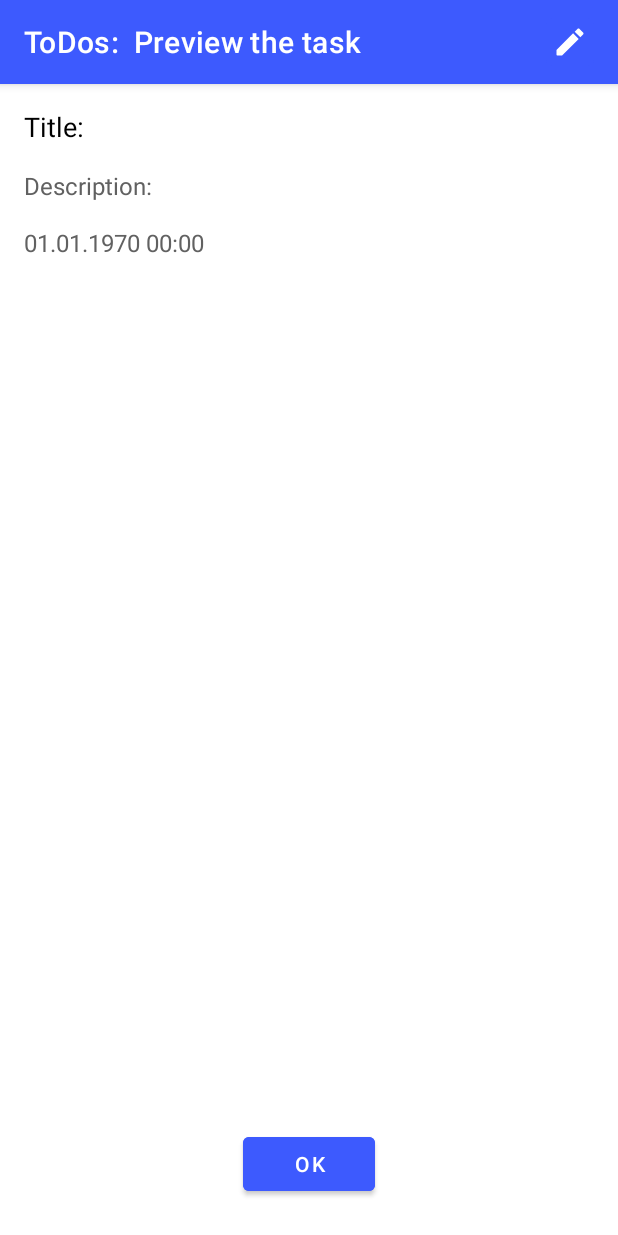
After one commit to dkozykowski/ToDos, an Android app: the PreviewTaskActivity screen opened directly, with no data from a screen before it, on a phone screen of 412 x 824 dp. The commit adds this screen. Run offline under Robolectric (Android 15) with nearby library versions, the phone set to English and light mode, and no system bars; our stand-ins replace data binding; 4 statements that could not run were skipped.

Commit message:
created task preview feature

```diff
--- a/app/src/main/java/com/gmail/dkozykowski/ItemListView.kt
+++ b/app/src/main/java/com/gmail/dkozykowski/ItemListView.kt
@@ -1,12 +1,16 @@
 package com.gmail.dkozykowski
 
+import android.app.Activity
 import android.content.Context
+import android.content.Intent
 import android.util.AttributeSet
 import android.view.LayoutInflater
 import android.view.ViewGroup
 import android.widget.FrameLayout
+import androidx.core.content.ContextCompat.startActivity
 import com.gmail.dkozykowski.data.model.Task
 import com.gmail.dkozykowski.databinding.ViewTaskItemBinding
+
 
 class ItemListView(context: Context, attributeSet: AttributeSet? = null) :
     FrameLayout(context, attributeSet) {
@@ -25,7 +29,7 @@ class ItemListView(context: Context, attributeSet: AttributeSet? = null) :
     ) {
         binding.title.text = task.title
         binding.description.text = task.description
-        binding.date.text = getDateFromLong(task.date)
+        binding.date.text = getDateAndTimeFromLong(task.date)
         binding.doneCheckbox.isChecked = task.done
 
         binding.doneCheckbox.setOnCheckedChangeListener { _, isChecked ->
@@ -40,6 +44,14 @@ class ItemListView(context: Context, attributeSet: AttributeSet? = null) :
             updateCallback(task, context)
         }
 
+        binding.root.setOnClickListener {
+            val activity = this.context as Activity
+            val intent = Intent(activity, PreviewTaskActivity::class.java)
+            intent.putExtra("title", task.title)
+            intent.putExtra("description", task.description)
+            intent.putExtra("date", task.date)
+            startActivity(this.context, intent, null)
+        }
         //todo binding delete setonclick
     }
 }
--- /dev/null
+++ b/app/src/main/java/com/gmail/dkozykowski/PreviewTaskActivity.kt
@@ -0,0 +1,206 @@
+package com.gmail.dkozykowski
+
+import android.app.DatePickerDialog
+import android.app.TimePickerDialog
+import android.os.Bundle
+import android.view.View
+import androidx.appcompat.app.AlertDialog
+import androidx.appcompat.app.AppCompatActivity
+import androidx.databinding.DataBindingUtil
+import com.gmail.dkozykowski.databinding.ActivityPreviewTaskBinding
+import java.util.*
+
+class PreviewTaskActivity : AppCompatActivity() {
+    private lateinit var binding: ActivityPreviewTaskBinding
+    private lateinit var title: String
+    private lateinit var description: String
+    private var date = 0L
+    private var isEditMode = false
+
+    override fun onCreate(savedInstanceState: Bundle?) {
+        super.onCreate(savedInstanceState)
+
+        loadTask()
+
+        binding = DataBindingUtil.setContentView(this, R.layout.activity_preview_task)
+
+        updateMode()
+        setupDatePicking()
+        setupTimePicking()
+
+        binding.closePreviewButton.setOnClickListener { finish() }
+        binding.editButton.setOnClickListener {
+            isEditMode = true
+            updateMode()
+        }
+        binding.cancelButton.setOnClickListener {
+            if (areChangesUnsaved()) {
+                showExitDialog()
+            } else {
+                isEditMode = false
+                updateMode()
+            }
+        }
+        binding.saveButton.setOnClickListener {
+            // TODO: 12.08.2020
+        }
+        binding.root.setOnClickListener { hideKeyboard(this, binding.root) }
+    }
+
+    override fun onBackPressed() {
+        if (isEditMode) {
+            if (areChangesUnsaved()) {
+                showExitDialog()
+            } else {
+                isEditMode = false
+                updateMode()
+            }
+        } else finish()
+    }
+
+    private fun loadTask() {
+        title = intent.getStringExtra("title")!!
+        description = intent.getStringExtra("description")!!
+        date = intent.getLongExtra("date", 0)
+    }
+
+    private fun updateMode() {
+
+        updateEditViewProperties(if (isEditMode) View.VISIBLE else View.GONE)
+        updatePreviewViewProperties(if (isEditMode) View.GONE else View.VISIBLE)
+
+        with(binding) {
+            if (isEditMode) {
+                titleEditText.setText(title)
+                descriptionEditText.setText(description)
+                dateEditText.setText(getDateFromLong(date))
+                timeEditText.setText(getTimeFromLong(date))
+            } else {
+                titleText.text = title
+                descriptionText.text = description
+                dateAndTimeText.text = getDateAndTimeFromLong(date)
+            }
+        }
+    }
+
+    private fun updateEditViewProperties(type: Int) {
+        with(binding) {
+            timeButtonIcon.visibility = type
+            calendarButtonIcon.visibility = type
+            timeButton.visibility = type
+            calendarButton.visibility = type
+            titleInputLayout.visibility = type
+            descriptionInputLayout.visibility = type
+            dateInputLayout.visibility = type
+            timeInputLayout.visibility = type
+            titleEditText.visibility = type
+            descriptionEditText.visibility = type
+            dateEditText.visibility = type
+            timeEditText.visibility = type
+            saveButton.visibility = type
+            cancelButton.visibility = type
+            cancelButtonIcon.visibility = type
+        }
+    }
+
+    private fun updatePreviewViewProperties(type: Int) {
+        with(binding) {
+            titleText.visibility = type
+            descriptionText.visibility = type
+            dateAndTimeText.visibility = type
+            closePreviewButton.visibility = type
+            editButton.visibility = type
+            editButtonIcon.visibility = type
+        }
+    }
+
+    private fun areChangesUnsaved(): Boolean {
+        if (binding.titleEditText.toString() != title ||
+            binding.descriptionEditText.toString() != description ||
+            stringToDate("${binding.dateEditText.text} ${binding.timeEditText.text}") != date
+        ) return true
+        return false
+    }
+
+    private fun showExitDialog() {
+        AlertDialog.Builder(this).apply {
+            setMessage("Discard changes?")
+            setPositiveButton("Yes") { _, _ ->
+                isEditMode = false
+                updateMode()
+            }
+            setNegativeButton("No", null)
+        }.show()
+    }
+
+    private fun setupDatePicking() {
+        binding.calendarButton.setOnClickListener {
+            hideKeyboard(this, binding.root)
+            binding.dateEditText.error = null
+            val calendar = Calendar.getInstance()
+            DatePickerDialog(
+                this,
+                { _, year, month, dayOfMonth ->
+                    binding.dateEditText.setText("%02d.%02d.%d".format(dayOfMonth, month + 1, year))
+                },
+                calendar.get(Calendar.YEAR),
+                calendar.get(Calendar.MONTH),
+                calendar.get(Calendar.DAY_OF_MONTH)
+            ).show()
+        }
+
+        binding.dateEditText.setOnFocusChangeListener { _, hasFocus ->
+            if (hasFocus) hideKeyboard(
+                this,
+                binding.root
+            )
+        }
+    }
+
+    private fun setupTimePicking() {
+        binding.timeButton.setOnClickListener {
+            hideKeyboard(this, binding.root)
+            binding.timeEditText.error = null
+            val time = Calendar.getInstance()
+            TimePickerDialog(
+                this,
+                { _, hour, minute ->
+                    binding.timeEditText.setText("%02d:%02d".format(hour, minute))
+                },
+                time.get(Calendar.HOUR),
+                time.get(Calendar.MINUTE),
+                true
+            ).show()
+        }
+
+        binding.timeEditText.setOnFocusChangeListener { _, hasFocus ->
+            if (hasFocus) hideKeyboard(
+                this,
+                binding.root
+            )
+        }
+    }
+
+    private fun validateEditTaskSheet(): Boolean {
+        var isPreviewTaskSheetCorrect = true
+
+        if (binding.titleEditText.text.isNullOrBlank()) {
+            binding.titleEditText.error = "Title cannot be blank!"
+            isPreviewTaskSheetCorrect = false
+        }
+        if (binding.descriptionEditText.text.isNullOrBlank()) {
+            binding.descriptionEditText.error = "Description cannot be blank!"
+            isPreviewTaskSheetCorrect = false
+        }
+        if (binding.dateEditText.text.isNullOrBlank()) {
+            binding.dateEditText.error = "Select the date!"
+            isPreviewTaskSheetCorrect = false
+        }
+        if (binding.timeEditText.text.isNullOrBlank()) {
+            binding.timeEditText.error = "Select the time!"
+            isPreviewTaskSheetCorrect = false
+        }
+
+        return isPreviewTaskSheetCorrect
+    }
+}
--- a/app/src/main/java/com/gmail/dkozykowski/Utils.kt
+++ b/app/src/main/java/com/gmail/dkozykowski/Utils.kt
@@ -13,9 +13,21 @@ fun stringToDate(dateString: String): Long {
 }
 
 
+fun getDateAndTimeFromLong(time: Long): String {
+    val date = Date(time)
+    val format = SimpleDateFormat("dd.MM.yyyy HH:mm")
+    return format.format(date)
+}
+
 fun getDateFromLong(time: Long): String {
     val date = Date(time)
-    val format = SimpleDateFormat("dd.MM.yyyy HH:mm")
+    val format = SimpleDateFormat("dd.MM.yyyy")
+    return format.format(date)
+}
+
+fun getTimeFromLong(time: Long): String {
+    val date = Date(time)
+    val format = SimpleDateFormat("HH:mm")
     return format.format(date)
 }
 
--- /dev/null
+++ b/app/src/main/res/drawable/ic_round_close_24.xml
@@ -0,0 +1,10 @@
+<vector xmlns:android="http://schemas.android.com/apk/res/android"
+    android:width="24dp"
+    android:height="24dp"
+    android:viewportWidth="24"
+    android:viewportHeight="24"
+    android:tint="?attr/colorControlNormal">
+  <path
+      android:fillColor="@android:color/white"
+      android:pathData="M18.3,5.71c-0.39,-0.39 -1.02,-0.39 -1.41,0L12,10.59 7.11,5.7c-0.39,-0.39 -1.02,-0.39 -1.41,0 -0.39,0.39 -0.39,1.02 0,1.41L10.59,12 5.7,16.89c-0.39,0.39 -0.39,1.02 0,1.41 0.39,0.39 1.02,0.39 1.41,0L12,13.41l4.89,4.89c0.39,0.39 1.02,0.39 1.41,0 0.39,-0.39 0.39,-1.02 0,-1.41L13.41,12l4.89,-4.89c0.38,-0.38 0.38,-1.02 0,-1.4z"/>
+</vector>
--- /dev/null
+++ b/app/src/main/res/drawable/ic_round_edit_24.xml
@@ -0,0 +1,10 @@
+<vector xmlns:android="http://schemas.android.com/apk/res/android"
+    android:width="24dp"
+    android:height="24dp"
+    android:viewportWidth="24"
+    android:viewportHeight="24"
+    android:tint="?attr/colorControlNormal">
+  <path
+      android:fillColor="@android:color/white"
+      android:pathData="M3,17.46v3.04c0,0.28 0.22,0.5 0.5,0.5h3.04c0.13,0 0.26,-0.05 0.35,-0.15L17.81,9.94l-3.75,-3.75L3.15,17.1c-0.1,0.1 -0.15,0.22 -0.15,0.36zM20.71,7.04c0.39,-0.39 0.39,-1.02 0,-1.41l-2.34,-2.34c-0.39,-0.39 -1.02,-0.39 -1.41,0l-1.83,1.83 3.75,3.75 1.83,-1.83z"/>
+</vector>
--- a/app/src/main/res/layout/activity_main.xml
+++ b/app/src/main/res/layout/activity_main.xml
@@ -40,7 +40,8 @@
             android:layout_width="wrap_content"
             android:layout_height="wrap_content"
             android:src="@drawable/ic_baseline_post_add_24"
-            android:layout_margin="30dp"
+            android:layout_marginEnd="15dp"
+            android:layout_marginBottom="85dp"
             app:layout_constraintBottom_toBottomOf="parent"
             app:layout_constraintEnd_toEndOf="parent" />
     </androidx.constraintlayout.widget.ConstraintLayout>
--- /dev/null
+++ b/app/src/main/res/layout/activity_preview_task.xml
@@ -0,0 +1,280 @@
+<?xml version="1.0" encoding="utf-8"?>
+<layout xmlns:android="http://schemas.android.com/apk/res/android"
+    xmlns:app="http://schemas.android.com/apk/res-auto">
+
+    <androidx.constraintlayout.widget.ConstraintLayout
+        android:layout_width="match_parent"
+        android:layout_height="match_parent"
+        android:clickable="true"
+        android:focusable="true">
+
+        <androidx.appcompat.widget.Toolbar
+            android:id="@+id/toolbar"
+            android:layout_width="match_parent"
+            android:layout_height="wrap_content"
+            android:background="@color/colorPrimary"
+            android:elevation="4dp"
+            app:layout_constraintTop_toTopOf="parent"
+            app:title="ToDos:  Preview the task"
+            app:titleTextColor="@color/md_white_1000" />
+
+        <com.google.android.material.textfield.TextInputLayout
+            android:id="@+id/titleInputLayout"
+            style="@style/Widget.MaterialComponents.TextInputLayout.OutlinedBox.Dense"
+            android:layout_width="0dp"
+            android:layout_height="wrap_content"
+            android:layout_margin="16dp"
+            android:inputType="textVisiblePassword"
+            android:visibility="gone"
+            app:layout_constraintEnd_toEndOf="parent"
+            app:layout_constraintStart_toStartOf="parent"
+            app:layout_constraintTop_toBottomOf="@+id/toolbar">
+
+            <com.google.android.material.textfield.TextInputEditText
+                android:id="@+id/titleEditText"
+                android:layout_width="match_parent"
+                android:layout_height="wrap_content"
+                android:hint="Title"
+                android:inputType="textVisiblePassword"
+                android:maxLength="20"
+                android:visibility="gone" />
+        </com.google.android.material.textfield.TextInputLayout>
+
+
+        <com.google.android.material.textfield.TextInputLayout
+            android:id="@+id/descriptionInputLayout"
+            style="@style/Widget.MaterialComponents.TextInputLayout.OutlinedBox.Dense"
+            android:layout_width="0dp"
+            android:layout_height="wrap_content"
+            android:layout_margin="16dp"
+            android:inputType="textVisiblePassword"
+            android:visibility="gone"
+            app:layout_constraintEnd_toEndOf="parent"
+            app:layout_constraintStart_toStartOf="parent"
+            app:layout_constraintTop_toBottomOf="@+id/titleInputLayout">
+
+            <com.google.android.material.textfield.TextInputEditText
+                android:id="@+id/descriptionEditText"
+                android:layout_width="match_parent"
+                android:layout_height="wrap_content"
+                android:hint="Description"
+                android:inputType="textVisiblePassword"
+                android:maxLines="12"
+                android:visibility="gone" />
+        </com.google.android.material.textfield.TextInputLayout>
+
+        <com.google.android.material.textfield.TextInputLayout
+            android:id="@+id/dateInputLayout"
+            style="@style/Widget.MaterialComponents.TextInputLayout.OutlinedBox.Dense"
+            android:layout_width="0dp"
+            android:layout_height="wrap_content"
+            android:layout_margin="16dp"
+            android:visibility="gone"
+            app:layout_constraintEnd_toStartOf="@+id/calendarButton"
+            app:layout_constraintStart_toStartOf="parent"
+            app:layout_constraintTop_toBottomOf="@+id/descriptionInputLayout">
+
+            <com.google.android.material.textfield.TextInputEditText
+                android:id="@+id/dateEditText"
+                android:layout_width="match_parent"
+                android:layout_height="wrap_content"
+                android:editable="false"
+                android:hint="Date"
+                android:maxLines="1"
+                android:visibility="gone" />
+        </com.google.android.material.textfield.TextInputLayout>
+
+
+        <com.google.android.material.textfield.TextInputLayout
+            android:id="@+id/timeInputLayout"
+            style="@style/Widget.MaterialComponents.TextInputLayout.OutlinedBox.Dense"
+            android:layout_width="0dp"
+            android:layout_height="wrap_content"
+            android:layout_margin="16dp"
+            android:visibility="gone"
+            app:layout_constraintEnd_toStartOf="@+id/timeButton"
+            app:layout_constraintStart_toStartOf="parent"
+            app:layout_constraintTop_toBottomOf="@+id/dateInputLayout">
+
+            <com.google.android.material.textfield.TextInputEditText
+                android:id="@+id/timeEditText"
+                android:layout_width="match_parent"
+                android:layout_height="wrap_content"
+                android:editable="false"
+                android:hint="Time"
+                android:maxLines="1"
+                android:visibility="gone" />
+        </com.google.android.material.textfield.TextInputLayout>
+
+        <com.google.android.material.textview.MaterialTextView
+            android:id="@+id/titleText"
+            android:layout_width="match_parent"
+            android:layout_height="wrap_content"
+            android:layout_margin="16dp"
+            android:text="Title:"
+            android:textColor="@color/md_black_1000"
+            android:textSize="18dp"
+            android:typeface="sans"
+            app:layout_constraintTop_toBottomOf="@+id/toolbar" />
+
+        <com.google.android.material.textview.MaterialTextView
+            android:id="@+id/descriptionText"
+            android:layout_width="match_parent"
+            android:layout_height="wrap_content"
+            android:layout_margin="16dp"
+            android:maxLines="12"
+            android:text="Description:"
+            android:textColor="@color/md_grey_700"
+            android:textSize="16dp"
+            android:typeface="sans"
+            app:layout_constraintTop_toBottomOf="@+id/titleText" />
+
+        <com.google.android.material.textview.MaterialTextView
+            android:id="@+id/dateAndTimeText"
+            android:layout_width="match_parent"
+            android:layout_height="wrap_content"
+            android:layout_margin="16dp"
+            android:maxLines="12"
+            android:text="Date:"
+            android:textColor="@color/md_grey_700"
+            android:textSize="16dp"
+            android:typeface="sans"
+            app:layout_constraintTop_toBottomOf="@+id/descriptionText" />
+
+        <com.google.android.material.button.MaterialButton
+            android:id="@+id/closePreviewButton"
+            android:layout_width="wrap_content"
+            android:layout_height="wrap_content"
+            android:layout_margin="24dp"
+            android:backgroundTint="@color/colorPrimary"
+            android:text="OK"
+            android:textColor="@color/md_white_1000"
+            app:layout_constraintBottom_toBottomOf="parent"
+            app:layout_constraintEnd_toEndOf="parent"
+            app:layout_constraintStart_toStartOf="parent" />
+
+        <com.google.android.material.button.MaterialButton
+            android:id="@+id/calendarButton"
+            style="@style/Widget.MaterialComponents.Button.UnelevatedButton"
+            android:layout_width="44dp"
+            android:layout_height="44dp"
+            android:layout_marginEnd="16dp"
+            android:backgroundTint="@color/colorPrimary"
+            android:insetTop="0dp"
+            android:insetBottom="0dp"
+            android:visibility="gone"
+            app:layout_constraintBottom_toBottomOf="@+id/dateInputLayout"
+            app:layout_constraintEnd_toEndOf="parent"
+            app:layout_constraintTop_toTopOf="@+id/dateInputLayout" />
+
+        <com.google.android.material.button.MaterialButton
+            android:id="@+id/timeButton"
+            style="@style/Widget.MaterialComponents.Button.UnelevatedButton"
+            android:layout_width="44dp"
+            android:layout_height="44dp"
+            android:layout_marginEnd="16dp"
+            android:backgroundTint="@color/colorPrimary"
+            android:insetTop="0dp"
+            android:insetBottom="0dp"
+            android:visibility="gone"
+            app:layout_constraintBottom_toBottomOf="@+id/timeInputLayout"
+            app:layout_constraintEnd_toEndOf="parent"
+            app:layout_constraintTop_toTopOf="@+id/timeInputLayout" />
+
+        <androidx.appcompat.widget.AppCompatImageView
+            android:id="@+id/calendarButtonIcon"
+            android:layout_width="wrap_content"
+            android:layout_height="wrap_content"
+            android:elevation="6dp"
+            android:src="@drawable/ic_calendar_24"
+            android:tint="@color/md_white_1000"
+            android:visibility="gone"
+            app:layout_constraintBottom_toBottomOf="@+id/calendarButton"
+            app:layout_constraintEnd_toEndOf="@+id/calendarButton"
+            app:layout_constraintStart_toStartOf="@+id/calendarButton"
+            app:layout_constraintTop_toTopOf="@+id/calendarButton" />
+
+        <androidx.appcompat.widget.AppCompatImageView
+            android:id="@+id/timeButtonIcon"
+            android:layout_width="wrap_content"
+            android:layout_height="wrap_content"
+            android:elevation="6dp"
+            android:src="@drawable/ic_baseline_access_time_24"
+            android:tint="@color/md_white_1000"
+            android:visibility="gone"
+            app:layout_constraintBottom_toBottomOf="@+id/timeButton"
+            app:layout_constraintEnd_toEndOf="@+id/timeButton"
+            app:layout_constraintStart_toStartOf="@+id/timeButton"
+            app:layout_constraintTop_toTopOf="@+id/timeButton" />
+
+
+        <com.google.android.material.button.MaterialButton
+            android:id="@+id/editButton"
+            style="@style/Widget.MaterialComponents.Button.UnelevatedButton"
+            android:layout_width="32dp"
+            android:layout_height="32dp"
+            android:layout_margin="16dp"
+            android:backgroundTint="@color/colorPrimary"
+            android:elevation="4dp"
+            android:insetTop="0dp"
+            android:insetBottom="0dp"
+            app:layout_constraintBottom_toBottomOf="@+id/toolbar"
+            app:layout_constraintEnd_toEndOf="@+id/toolbar"
+            app:layout_constraintTop_toTopOf="@+id/toolbar" />
+
+        <androidx.appcompat.widget.AppCompatImageView
+            android:id="@+id/editButtonIcon"
+            android:layout_width="wrap_content"
+            android:layout_height="wrap_content"
+            android:elevation="6dp"
+            android:src="@drawable/ic_round_edit_24"
+            android:tint="@color/md_white_1000"
+            app:layout_constraintBottom_toBottomOf="@+id/editButton"
+            app:layout_constraintEnd_toEndOf="@+id/editButton"
+            app:layout_constraintStart_toStartOf="@+id/editButton"
+            app:layout_constraintTop_toTopOf="@+id/editButton" />
+
+        <com.google.android.material.button.MaterialButton
+            android:id="@+id/cancelButton"
+            style="@style/Widget.MaterialComponents.Button.UnelevatedButton"
+            android:layout_width="32dp"
+            android:layout_height="32dp"
+            android:layout_margin="16dp"
+            android:backgroundTint="@color/colorPrimary"
+            android:elevation="4dp"
+            android:insetTop="0dp"
+            android:insetBottom="0dp"
+            android:visibility="gone"
+            app:layout_constraintBottom_toBottomOf="@+id/toolbar"
+            app:layout_constraintEnd_toEndOf="@+id/toolbar"
+            app:layout_constraintTop_toTopOf="@+id/toolbar" />
+
+        <androidx.appcompat.widget.AppCompatImageView
+            android:id="@+id/cancelButtonIcon"
+            android:layout_width="wrap_content"
+            android:layout_height="wrap_content"
+            android:elevation="4dp"
+            android:src="@drawable/ic_round_close_24"
+            android:tint="@color/md_white_1000"
+            android:visibility="gone"
+            app:layout_constraintBottom_toBottomOf="@+id/cancelButton"
+            app:layout_constraintEnd_toEndOf="@+id/cancelButton"
+            app:layout_constraintStart_toStartOf="@+id/cancelButton"
+            app:layout_constraintTop_toTopOf="@+id/cancelButton" />
+
+        <com.google.android.material.button.MaterialButton
+            android:id="@+id/saveButton"
+            android:layout_width="wrap_content"
+            android:layout_height="wrap_content"
+            android:layout_margin="24dp"
+            android:backgroundTint="@color/colorPrimary"
+            android:text="SAVE"
+            android:textColor="@color/md_white_1000"
+            android:visibility="gone"
+            app:layout_constraintBottom_toBottomOf="parent"
+            app:layout_constraintEnd_toEndOf="parent"
+            app:layout_constraintStart_toStartOf="parent" />
+
+
+    </androidx.constraintlayout.widget.ConstraintLayout>
+</layout>
```
Also changed, not shown: app/src/main/AndroidManifest.xml (+10 -2 lines).
